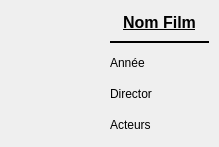
vdebergue/FilmFinder, file FilmFinder/filmview.ui: the form before one commit.
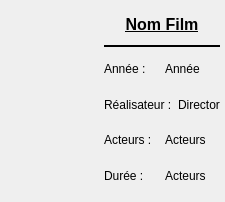
The form after the commit. Icons and pictures are not drawn.

The edit to the form file:
```diff
--- a/FilmFinder/filmview.ui
+++ b/FilmFinder/filmview.ui
@@ -6,8 +6,8 @@
    <rect>
     <x>0</x>
     <y>0</y>
-    <width>219</width>
-    <height>147</height>
+    <width>225</width>
+    <height>202</height>
    </rect>
   </property>
   <property name="minimumSize">
@@ -24,8 +24,8 @@
     <rect>
      <x>-1</x>
      <y>-1</y>
-     <width>221</width>
-     <height>149</height>
+     <width>232</width>
+     <height>202</height>
     </rect>
    </property>
    <layout class="QHBoxLayout" name="horizontalLayout">
@@ -84,6 +84,15 @@
        </widget>
       </item>
       <item>
+       <layout class="QHBoxLayout" name="horizontalLayout_2">
+        <item>
+         <widget class="QLabel" name="label">
+          <property name="text">
+           <string>Année : </string>
+          </property>
+         </widget>
+        </item>
+        <item>
        <widget class="QLabel" name="label_annee">
         <property name="text">
          <string>Année</string>
@@ -93,6 +102,17 @@
         </property>
        </widget>
       </item>
+       </layout>
+      </item>
+      <item>
+       <layout class="QHBoxLayout" name="horizontalLayout_3">
+        <item>
+         <widget class="QLabel" name="label_2">
+          <property name="text">
+           <string>Réalisateur :</string>
+          </property>
+         </widget>
+        </item>
       <item>
        <widget class="QLabel" name="label_director">
         <property name="text">
@@ -103,6 +123,17 @@
         </property>
        </widget>
       </item>
+       </layout>
+      </item>
+      <item>
+       <layout class="QHBoxLayout" name="horizontalLayout_5">
+        <item>
+         <widget class="QLabel" name="label_3">
+          <property name="text">
+           <string>Acteurs : </string>
+          </property>
+         </widget>
+        </item>
       <item>
        <widget class="QLabel" name="label_acteurs">
         <property name="text">
@@ -112,6 +143,29 @@
          <number>10</number>
         </property>
        </widget>
+        </item>
+       </layout>
+      </item>
+      <item>
+       <layout class="QHBoxLayout" name="horizontalLayout_4">
+        <item>
+         <widget class="QLabel" name="label_4">
+          <property name="text">
+           <string>Durée : </string>
+          </property>
+         </widget>
+        </item>
+        <item>
+         <widget class="QLabel" name="label_duree">
+          <property name="text">
+           <string>Acteurs</string>
+          </property>
+          <property name="margin">
+           <number>10</number>
+          </property>
+         </widget>
+        </item>
+       </layout>
       </item>
      </layout>
     </item>
```
Lines whose indentation alone changed are shown as unchanged.
